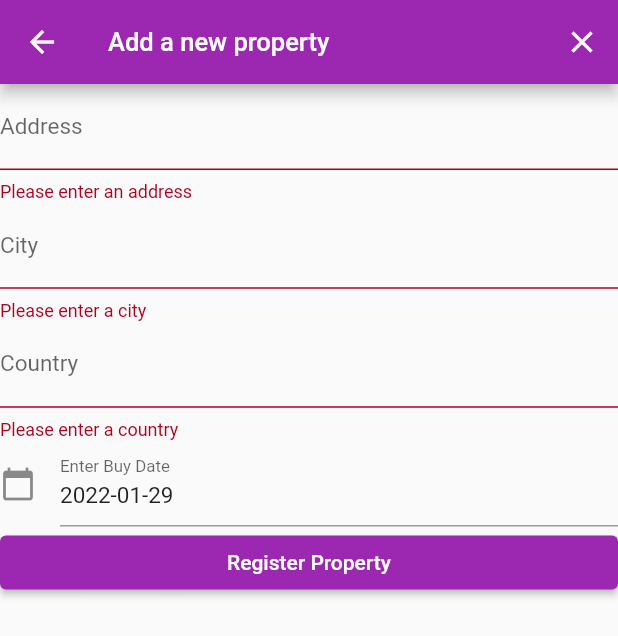
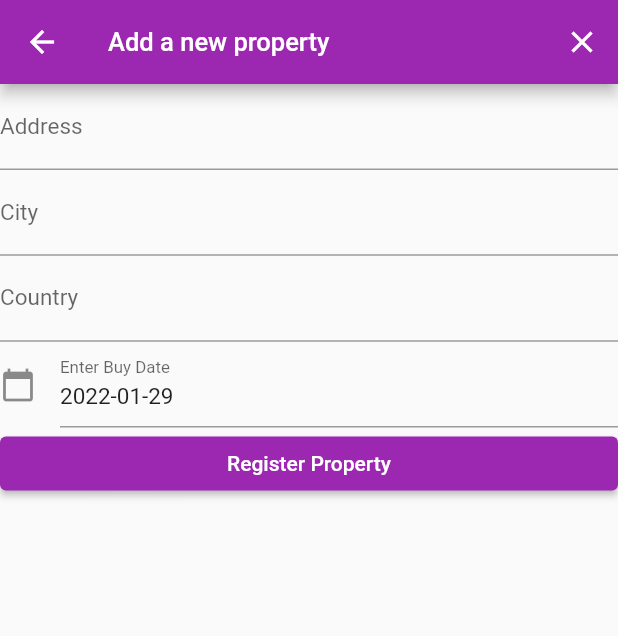
Before and after one commit to lasupernova/real_xstate, a Flutter app: the NewPropertyForm screen opened by its route, after a tap on "Register Property", after a tap on the "clear" icon, on a phone screen of 412 x 824 dp. Shown: the top 636 px of the screen. Run offline on Flutter 3.47's test engine with Material 2 defaults, Android fonts, the phone set to English and light mode, and no system bars; our stand-ins replace getwidget; missing offline and left inert: dart:ffi.

Commit message:
created function to reset property form and added it to register button + appbar action button

```diff
--- a/mobile_app/lib/screens/newPropertyForm_screen.dart
+++ b/mobile_app/lib/screens/newPropertyForm_screen.dart
@@ -32,6 +32,14 @@ class _NewPropertyFormState extends State<NewPropertyForm> {
   }
 
   // methods
+  void _resetPropForm() {
+    FocusScope.of(context).unfocus();
+    _formKey.currentState!.reset();
+    setState(() {
+      _dateinput.text = DateFormat('yyyy-MM-dd').format(DateTime.now());
+    });
+  }
+
   void _saveForm() {
     _formKey.currentState!.save();
     // print(entryInfo);  // uncomment for debugging
@@ -42,10 +50,7 @@ class _NewPropertyFormState extends State<NewPropertyForm> {
         state: "TEST",
         country: entryInfo["country"],
         buyDate: entryInfo["buydate"]));
-    _formKey.currentState!.reset();
-    setState(() {
-      _dateinput.text = DateFormat('yyyy-MM-dd').format(DateTime.now());
-    });
+    _resetPropForm();
   }
 
   @override
@@ -53,7 +58,9 @@ class _NewPropertyFormState extends State<NewPropertyForm> {
     return Scaffold(
       appBar: AppBar(
         title: Text("Add a new property"),
-        actions: [IconButton(onPressed: () {}, icon: Icon(Icons.clear))],
+        actions: [
+          IconButton(onPressed: () => _resetPropForm(), icon: Icon(Icons.clear))
+        ],
       ),
       body: Form(
         key: _formKey,
```
